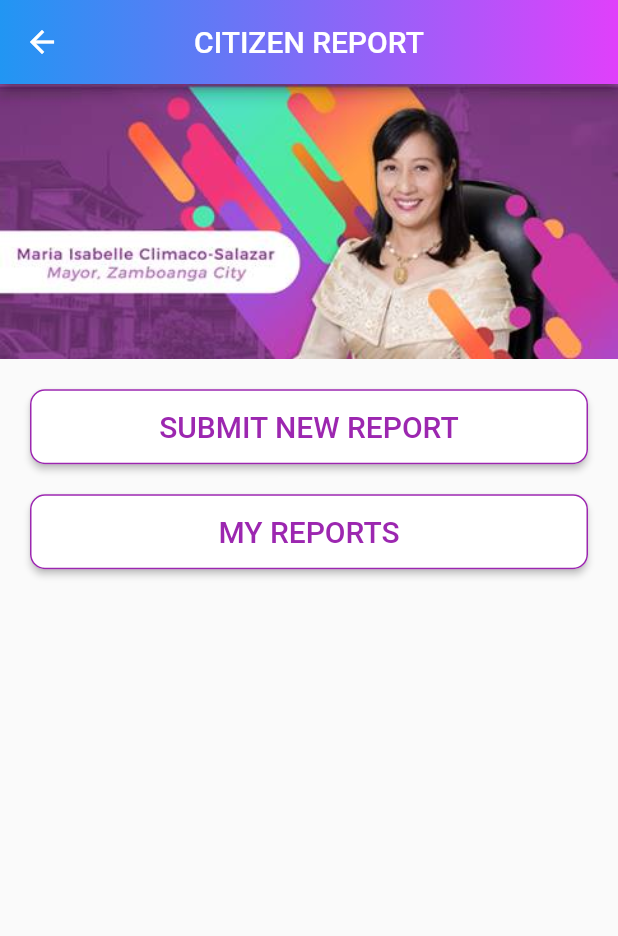
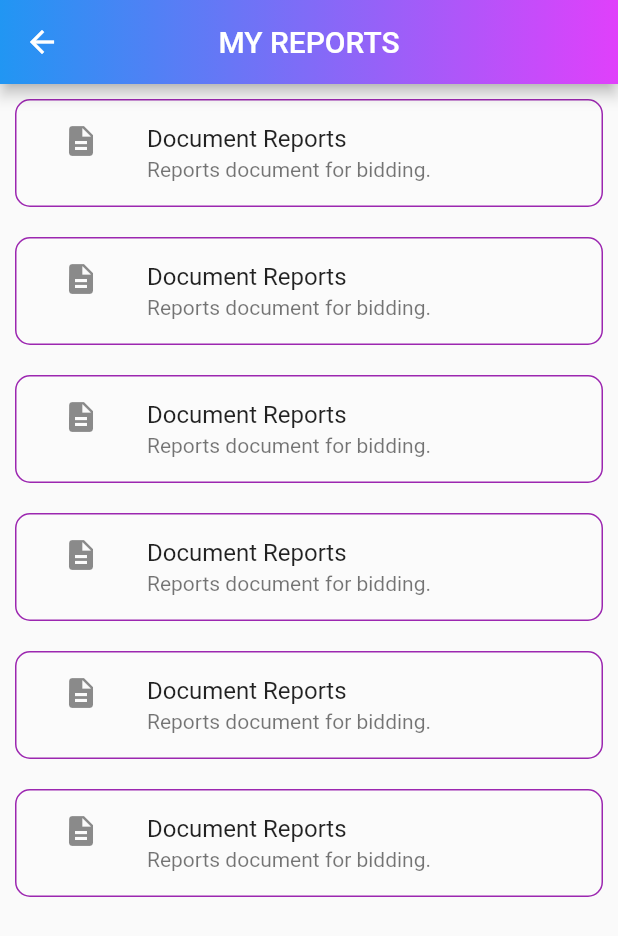
Before and after one commit to JHNLWHD/zc_mobile_app, a Flutter app: the CitizenReportMenuPage screen opened directly, after a tap on "MY REPORTS", on a phone screen of 412 x 824 dp. Shown: the top 936 px of the screen. Run offline on Flutter 3.47's test engine with Material 2 defaults, Android fonts, the phone set to English and light mode, and no system bars; our stand-ins replace bloc, carousel_pro, equatable, firebase_auth, flutter_bloc, font_awesome_flutter and 3 more; accounts and stored records are empty.

Commit message:
:sparkles: My Report List and View Report UI done

```diff
--- /dev/null
+++ b/lib/presentation/blocs/citizen_report/my_reports/my_reports.dart
@@ -0,0 +1,3 @@
+export 'my_reports_bloc.dart';
+export 'my_reports_event.dart';
+export 'my_reports_state.dart';
--- /dev/null
+++ b/lib/presentation/blocs/citizen_report/my_reports/my_reports_event.dart
@@ -0,0 +1,10 @@
+import 'package:meta/meta.dart';
+import 'package:equatable/equatable.dart';
+
+abstract class MyReportsEvent extends Equatable {
+  const MyReportsEvent();
+
+  @override
+  List<Object> get props => [];
+}
+class LoadMyReports extends MyReportsEvent {}
--- /dev/null
+++ b/lib/presentation/blocs/citizen_report/my_reports/my_reports_state.dart
@@ -0,0 +1,16 @@
+import 'package:equatable/equatable.dart';
+
+abstract class MyReportsState extends Equatable {
+  const MyReportsState();
+
+  @override
+  List<Object> get props => [];
+}
+
+class MyReportsEmpty extends MyReportsState {}
+
+class MyReportsLoading extends MyReportsState {}
+
+class MyReportsLoaded extends MyReportsState {}
+
+class MyReportsNotLoaded extends MyReportsState {}
--- /dev/null
+++ b/lib/presentation/blocs/citizen_report/view_report/view_report.dart
@@ -0,0 +1,3 @@
+export 'view_report_bloc.dart';
+export 'view_report_event.dart';
+export 'view_report_state.dart';
--- /dev/null
+++ b/lib/presentation/pages/citizen_report/my_reports_page.dart
@@ -0,0 +1,25 @@
+import 'package:flutter/material.dart';
+import 'package:flutter_bloc/flutter_bloc.dart';
+import 'package:gradient_app_bar/gradient_app_bar.dart';
+import 'package:zc_mobile_app/presentation/blocs/citizen_report/my_reports/my_reports.dart';
+import 'package:zc_mobile_app/presentation/widgets/citizen_report/my_reports/my_reports_form.dart';
+
+class MyReportsPage extends StatelessWidget {
+
+  @override
+  Widget build(BuildContext context) {
+    return Scaffold(
+      appBar: GradientAppBar(
+        title: Text('My Reports'.toUpperCase()),
+        centerTitle: true,
+        gradient: LinearGradient(colors: [Colors.blue, Colors.purpleAccent]),
+      ),
+      body: BlocProvider<MyReportsBloc>(
+        builder: (context) => MyReportsBloc(),
+        child: Container(
+          child: MyReportsForm(),
+        ),
+      ),
+    );
+  }
+}
--- a/lib/presentation/widgets/citizen_report/menu/menu_form.dart
+++ b/lib/presentation/widgets/citizen_report/menu/menu_form.dart
@@ -1,6 +1,7 @@
 import 'package:flutter/material.dart';
 import 'package:flutter_bloc/flutter_bloc.dart';
 import 'package:zc_mobile_app/presentation/blocs/citizen_report/menu/menu.dart';
+import 'package:zc_mobile_app/presentation/pages/citizen_report/my_reports_page.dart';
 import 'package:zc_mobile_app/presentation/widgets/common/custom_button.dart';
 
 class MenuForm extends StatefulWidget {
@@ -81,7 +82,11 @@ class _MenuFormState extends State<MenuForm> {
                     child: CustomButton(
                       title: 'My Reports',
                       onPressed: () {
-
+                        Navigator.of(context).push(
+                          MaterialPageRoute(builder: (context) {
+                            return MyReportsPage();
+                          }),
+                        );
                       },
                     ),
                   )
--- /dev/null
+++ b/lib/presentation/widgets/citizen_report/my_reports/my_reports_form.dart
@@ -0,0 +1,156 @@
+import 'package:flutter/material.dart';
+import 'package:flutter_bloc/flutter_bloc.dart';
+import 'package:zc_mobile_app/presentation/blocs/citizen_report/my_reports/my_reports.dart';
+import 'package:zc_mobile_app/presentation/pages/citizen_report/view_report_page.dart';
+
+import 'reports_button.dart';
+
+class MyReportsForm extends StatefulWidget {
+  State<MyReportsForm> createState() => _MyReportsFormState();
+}
+
+class _MyReportsFormState extends State<MyReportsForm> {
+  MyReportsBloc _MyReportsBloc;
+
+  @override
+  void initState() {
+    super.initState();
+    _MyReportsBloc = BlocProvider.of<MyReportsBloc>(context);
+  }
+
+  @override
+  Widget build(BuildContext context) {
+    return BlocListener<MyReportsBloc, MyReportsState>(
+      listener: (context, state) {
+        if (state is MyReportsNotLoaded) {
+          Scaffold.of(context)
+            ..hideCurrentSnackBar()
+            ..showSnackBar(
+              SnackBar(
+                content: Row(
+                  mainAxisAlignment: MainAxisAlignment.spaceBetween,
+                  children: [Text('My Reports Not Loaded'), Icon(Icons.error)],
+                ),
+                backgroundColor: Colors.red,
+              ),
+            );
+        }
+        if (state is MyReportsLoading) {
+          Scaffold.of(context)
+            ..hideCurrentSnackBar()
+            ..showSnackBar(
+              SnackBar(
+                content: Row(
+                  mainAxisAlignment: MainAxisAlignment.spaceBetween,
+                  children: [
+                    Text('Loading ...'),
+                    CircularProgressIndicator(),
+                  ],
+                ),
+              ),
+            );
+        }
+        if (state is MyReportsLoaded) {
+          BlocProvider.of<MyReportsBloc>(context).add(LoadMyReports());
+        }
+      },
+      child: BlocBuilder<MyReportsBloc, MyReportsState>(
+        builder: (context, state) {
+          return ListView(
+            children: <Widget>[
+              Padding(
+                padding: EdgeInsets.fromLTRB(10.0, 10.0, 10.0, 5.0),
+                child: ReportsButton(
+                    reportTitle: "Document Reports",
+                    reportDescription: "Reports document for bidding.",
+                    onPressed: () {
+                      Navigator.of(context).push(
+                        MaterialPageRoute(builder: (context) {
+                          return ViewReportPage();
+                        }),
+                      );
+                    }
+                ),
+              ),
+              Padding(
+                padding: EdgeInsets.fromLTRB(10.0, 5.0, 10.0, 5.0),
+                child: ReportsButton(
+                    reportTitle: "Document Reports",
+                    reportDescription: "Reports document for bidding.",
+                    onPressed: () {
+                      Navigator.of(context).push(
+                        MaterialPageRoute(builder: (context) {
+                          return ViewReportPage();
+                        }),
+                      );
+                    }
+                ),
+              ),
+              Padding(
+                padding: EdgeInsets.fromLTRB(10.0, 5.0, 10.0, 5.0),
+                child: ReportsButton(
+                    reportTitle: "Document Reports",
+                    reportDescription: "Reports document for bidding.",
+                    onPressed: () {
+                      Navigator.of(context).push(
+                        MaterialPageRoute(builder: (context) {
+                          return ViewReportPage();
+                        }),
+                      );
+                    }
+                ),
+              ),
+              Padding(
+                padding: EdgeInsets.fromLTRB(10.0, 5.0, 10.0, 5.0),
+                child: ReportsButton(
+                    reportTitle: "Document Reports",
+                    reportDescription: "Reports document for bidding.",
+                    onPressed: () {
+                      Navigator.of(context).push(
+                        MaterialPageRoute(builder: (context) {
+                          return ViewReportPage();
+                        }),
+                      );
+                    }
+                ),
+              ),
+              Padding(
+                padding: EdgeInsets.fromLTRB(10.0, 5.0, 10.0, 5.0),
+                child: ReportsButton(
+                    reportTitle: "Document Reports",
+                    reportDescription: "Reports document for bidding.",
+                    onPressed: () {
+                      Navigator.of(context).push(
+                        MaterialPageRoute(builder: (context) {
+                          return ViewReportPage();
+                        }),
+                      );
+                    }
+                ),
+              ),
+              Padding(
+                padding: EdgeInsets.fromLTRB(10.0, 5.0, 10.0, 5.0),
+                child: ReportsButton(
+                    reportTitle: "Document Reports",
+                    reportDescription: "Reports document for bidding.",
+                    onPressed: () {
+                      Navigator.of(context).push(
+                        MaterialPageRoute(builder: (context) {
+                          return ViewReportPage();
+                        }),
+                      );
+                    }
+                ),
+              ),
+            ],
+          );
+        },
+      ),
+    );
+  }
+
+  @override
+  void dispose() {
+    super.dispose();
+  }
+}
--- /dev/null
+++ b/lib/presentation/widgets/citizen_report/my_reports/reports_button.dart
@@ -0,0 +1,42 @@
+import 'package:flutter/material.dart';
+
+class ReportsButton extends StatelessWidget {
+
+  ReportsButton({this.reportTitle, this.reportDescription, VoidCallback onPressed})
+      : _onPressed = onPressed;
+
+  final String reportTitle;
+  final String reportDescription;
+  final VoidCallback _onPressed;
+
+  final double spacing = 10.0;
+  final double radius = 10.0;
+  final buttonColor = Colors.white10;
+
+  @override
+  Widget build(BuildContext context) {
+    return Padding(
+      padding: EdgeInsets.only(bottom: spacing,),
+      child: RaisedButton(
+        elevation: 0.0,
+        color: buttonColor,
+        shape: RoundedRectangleBorder(
+            borderRadius: BorderRadius.circular(10),
+            side: BorderSide(color: Colors.purple)),
+        onPressed: _onPressed,
+        child: Column(
+          mainAxisSize: MainAxisSize.min,
+          children: <Widget>[
+            ListTile(
+              leading: Icon(Icons.description),
+              title: Text(reportTitle),
+              subtitle: Text(reportDescription),
+            ),
+          ],
+        ),
+
+      ),
+    );
+  }
+
+}
```
Also changed, not shown: lib/presentation/blocs/citizen_report/my_reports/my_reports_bloc.dart (added, +29 -0 lines), lib/presentation/blocs/citizen_report/view_report/view_report_bloc.dart (added, +29 -0 lines), lib/presentation/blocs/citizen_report/view_report/view_report_event.dart (added, +10 -0 lines), lib/presentation/blocs/citizen_report/view_report/view_report_state.dart (added, +16 -0 lines), lib/presentation/pages/citizen_report/view_report_page.dart (added, +25 -0 lines), lib/presentation/widgets/citizen_report/view_report/view_report_form.dart (added, +102 -0 lines), assets/accident.jpg (added).
